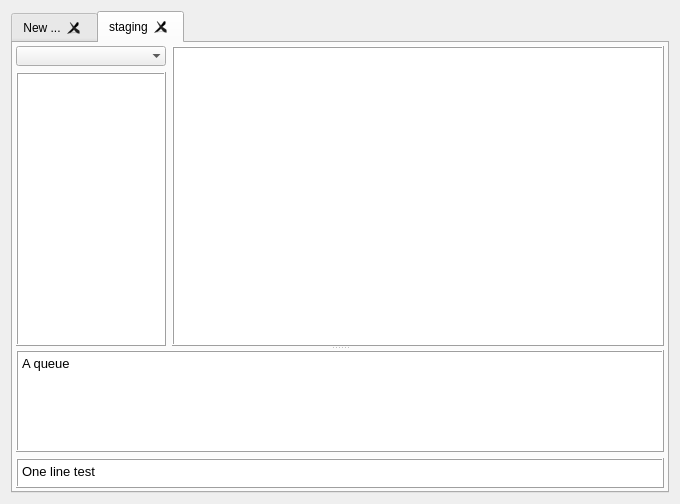
Old version of the form dibi/dibi.ui in the repository janza/dibi.
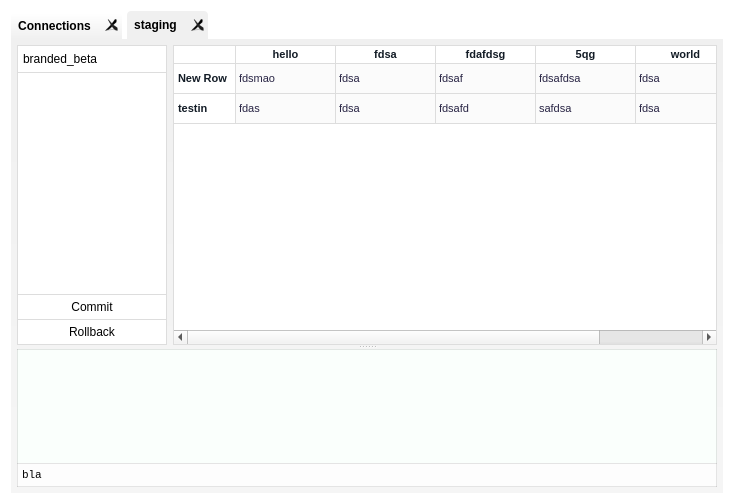
New version of the form. The open tabs and pages were chosen to show the change. Icons and pictures are not drawn.

The edit to the form file:
```diff
--- a/dibi/dibi.ui
+++ b/dibi/dibi.ui
@@ -6,16 +6,78 @@
    <rect>
     <x>0</x>
     <y>0</y>
-    <width>680</width>
+    <width>734</width>
     <height>504</height>
    </rect>
   </property>
+  <property name="font">
+   <font>
+    <family>Inter</family>
+   </font>
+  </property>
+  <property name="contextMenuPolicy">
+   <enum>Qt::DefaultContextMenu</enum>
+  </property>
   <property name="windowTitle">
    <string>Form</string>
   </property>
+  <property name="styleSheet">
+   <string notr="true">#main {
+background: #fff
+}
+
+</string>
+  </property>
   <layout class="QHBoxLayout" name="horizontalLayout">
    <item>
     <widget class="QTabWidget" name="tabs">
+     <property name="font">
+      <font>
+       <weight>75</weight>
+       <bold>true</bold>
+      </font>
+     </property>
+     <property name="autoFillBackground">
+      <bool>false</bool>
+     </property>
+     <property name="styleSheet">
+      <string notr="true">
+#tabs QTabBar::tab-bar {
+alignment: left;
+}
+
+#tabs QTabBar::close-button {
+ left: -10px;
+    subcontrol-origin: content;
+	image: url(:/icons/rollback.png);
+width: 14px;
+height: 14px;
+}
+
+#tabs QTabBar::tab {
+border-top-left-radius: 4px;
+border-top-right-radius: 4px;
+border: none;
+padding: 3px 7px;
+margin-right: 5px;
+    background: qlineargradient(x1: 0, y1: 0, x2: 0, y2: 1, stop: 1 #f0f0f0, stop: 0 #ffffff);
+box-shadow: 5px 5px #000;
+}
+
+#tabs QTabBar::tab:selected, 
+#tabs QTabBar::tab:hover {
+
+background: #f0f0f0;
+}
+QTabBar::tab:!selected {
+    margin-top: 2px; 
+}
+
+#tabs::pane {
+border: none;
+}
+</string>
+     </property>
      <property name="tabPosition">
       <enum>QTabWidget::North</enum>
      </property>
@@ -23,7 +85,16 @@
       <enum>QTabWidget::Rounded</enum>
      </property>
      <property name="currentIndex">
-      <number>0</number>
+      <number>1</number>
+     </property>
+     <property name="iconSize">
+      <size>
+       <width>12</width>
+       <height>12</height>
+      </size>
+     </property>
+     <property name="documentMode">
+      <bool>false</bool>
      </property>
      <property name="tabsClosable">
       <bool>true</bool>
@@ -36,7 +107,7 @@
      </property>
      <widget class="QWidget" name="new_connection">
       <attribute name="title">
-       <string>New ...</string>
+       <string>Connections</string>
       </attribute>
       <layout class="QGridLayout" name="gridLayout">
        <item row="0" column="1">
@@ -266,28 +337,42 @@
        </item>
       </layout>
      </widget>
-     <widget class="QWidget" name="connection_0">
+     <widget class="QWidget" name="connection_tab">
+      <property name="styleSheet">
+       <string notr="true">#connection_tab {
+background: qlineargradient(x1: 0, y1: 0, x2: 0, y2: 1, stop: 0.9 #f5f5f5, stop: 0 #f0f0f0);
+}</string>
+      </property>
       <attribute name="title">
        <string>staging</string>
       </attribute>
       <layout class="QHBoxLayout" name="horizontalLayout_2">
        <property name="spacing">
-        <number>3</number>
+        <number>6</number>
        </property>
        <property name="leftMargin">
-        <number>3</number>
+        <number>6</number>
        </property>
        <property name="topMargin">
-        <number>3</number>
+        <number>6</number>
        </property>
        <property name="rightMargin">
-        <number>3</number>
+        <number>6</number>
        </property>
        <property name="bottomMargin">
-        <number>3</number>
+        <number>6</number>
        </property>
        <item>
         <widget class="QSplitter" name="main_splitter">
+         <property name="styleSheet">
+          <string notr="true">QSplitter::handle {
+    image: none;
+}
+
+QSplitter::handle:pressed {
+    image: none;
+}</string>
+         </property>
          <property name="lineWidth">
           <number>0</number>
          </property>
@@ -303,10 +388,46 @@
             <enum>QLayout::SetDefaultConstraint</enum>
            </property>
            <item>
+            <widget class="QWidget" name="tables_and_buttons" native="true">
+             <property name="minimumSize">
+              <size>
+               <width>100</width>
+               <height>0</height>
+              </size>
+             </property>
+             <property name="maximumSize">
+              <size>
+               <width>150</width>
+               <height>16777215</height>
+              </size>
+             </property>
+             <property name="styleSheet">
+              <string notr="true">QPushButton {
+background: rgba(255,255,255,1);
+border: 1px solid #ddd;
+border-top: none;
+height: 24px;
+}</string>
+             </property>
             <layout class="QVBoxLayout" name="dataviews">
+              <property name="spacing">
+               <number>0</number>
+              </property>
              <property name="sizeConstraint">
               <enum>QLayout::SetMinAndMaxSize</enum>
              </property>
+              <property name="leftMargin">
+               <number>0</number>
+              </property>
+              <property name="topMargin">
+               <number>0</number>
+              </property>
+              <property name="rightMargin">
+               <number>0</number>
+              </property>
+              <property name="bottomMargin">
+               <number>0</number>
+              </property>
              <item>
               <widget class="QComboBox" name="comboBox">
                <property name="maximumSize">
@@ -315,9 +436,35 @@
                  <height>16777215</height>
                 </size>
                </property>
+                <property name="cursor">
+                 <cursorShape>PointingHandCursor</cursorShape>
+                </property>
+                <property name="styleSheet">
+                 <string notr="true">QComboBox {
+    background: #fff;
+    border: none;
+border: 1px solid #ddd;
+padding: 5px;
+}
+
+QComboBox::drop-down {
+    border: none;
+}
+</string>
+                </property>
                <property name="frame">
                 <bool>false</bool>
                </property>
+                <item>
+                 <property name="text">
+                  <string>branded_beta</string>
+                 </property>
+                </item>
+                <item>
+                 <property name="text">
+                  <string>insidedhq</string>
+                 </property>
+                </item>
               </widget>
              </item>
              <item>
@@ -334,8 +481,15 @@
                  <height>16777215</height>
                 </size>
                </property>
+                <property name="styleSheet">
+                 <string notr="true">QListView {
+background: rgba(255,255,255,1);
+border: 1px solid #ddd;
+border-top: none;
+}</string>
+                </property>
                <property name="frameShape">
-                <enum>QFrame::Box</enum>
+                 <enum>QFrame::NoFrame</enum>
                </property>
                <property name="frameShadow">
                 <enum>QFrame::Raised</enum>
@@ -354,10 +508,55 @@
                </property>
               </widget>
              </item>
-            </layout>
+              <item>
+               <widget class="QPushButton" name="pushButton_2">
+                <property name="styleSheet">
+                 <string notr="true"/>
+                </property>
+                <property name="text">
+                 <string>Commit</string>
+                </property>
+                <property name="icon">
+                 <iconset resource="resources.qrc">
+                  <normaloff>:/icons/commit.png</normaloff>:/icons/commit.png</iconset>
+                </property>
+               </widget>
+              </item>
+              <item>
+               <widget class="QPushButton" name="pushButton_3">
+                <property name="text">
+                 <string>Rollback</string>
+                </property>
+                <property name="icon">
+                 <iconset resource="resources.qrc">
+                  <normaloff>:/icons/rollback.png</normaloff>:/icons/rollback.png</iconset>
+                </property>
+               </widget>
+              </item>
+             </layout>
+            </widget>
            </item>
            <item>
-            <widget class="QTableView" name="tableView">
+            <widget class="QStackedWidget" name="stackedWidget">
+             <property name="currentIndex">
+              <number>0</number>
+             </property>
+             <widget class="QWidget" name="tablepage">
+              <layout class="QHBoxLayout" name="horizontalLayout_3">
+               <property name="leftMargin">
+                <number>0</number>
+               </property>
+               <property name="topMargin">
+                <number>0</number>
+               </property>
+               <property name="rightMargin">
+                <number>0</number>
+               </property>
+               <property name="bottomMargin">
+                <number>0</number>
+               </property>
+               <item>
+                <widget class="QTableWidget" name="tableWidget">
              <property name="sizePolicy">
               <sizepolicy hsizetype="Expanding" vsizetype="Expanding">
                <horstretch>1</horstretch>
@@ -370,31 +569,320 @@
                <height>300</height>
               </size>
              </property>
+                 <property name="font">
+                  <font>
+                   <pointsize>8</pointsize>
+                  </font>
+                 </property>
+                 <property name="styleSheet">
+                  <string notr="true">QTableWidget {
+    background: rgba(255,255,255,1);
+    color: #272343;
+border: 1px solid #ddd;
+    selection-background-color: #131C26;
+    selection-color: #fff;
+font-size: 8pt;
+}
+
+QTableWidget QTableCornerButton::section,
+QTableWidget QHeaderView,
+QTableWidget QHeaderView::section
+{
+    color: #131C26;
+font-size: 8pt;
+    background: rgba(255,255,255,1);
+}
+
+QHeaderView::section {
+    border-style: none;
+
+}
+
+QTableWidget QTableCornerButton::section {
+    /* background: #272343; */
+    border-style: none;
+    border-bottom: 1px solid #ddd;
+    border-right: 1px solid #ddd;
+}
+
+QTableWidget QHeaderView {
+    font-weight: bold;
+border-radius: 10px;
+}
+
+QTableWidget QHeaderView::section:selected {
+    background: #fff;
+}
+
+QTableWidget QHeaderView::section:checked {
+    background: transparent;
+}
+
+QTableWidget QHeaderView::section:hover:!selected {
+    background: #fff;
+}
+
+QTableWidget QHeaderView::section::item {
+    padding: 0 4px;
+}
+
+QHeaderView::section:vertical::item {
+    border-bottom: 1px solid #ddd;
+}
+
+QHeaderView::section:horizontal::item {
+    border-right: 1px solid #ddd;
+}
+
+QTableWidget QHeaderView::item {
+    color: #131C26;
+    font-weight: bold;
+    text-align: right;
+    padding: 0 4px;
+}
+
+QTableWidget QHeaderView::item:hover:!selected {
+    background: rgba(250,250,250,0.8);
+}
+
+QTableWidget QHeaderView::item:active {
+    background: rgba(250,250,250,0.8);
+}
+
+QTableWidget QHeaderView::item:active {
+    background: rgba(250,250,250,0.8);
+}
+
+QTableWidget::item {
+    border-right: 1px solid #ddd;
+    border-bottom: 1px solid #ddd;
+    color: #272343;
+    background: rgba(250,250,250,0.9);
+}
+
+QTableWidget::item:hover {
+    background: rgba(250,250,250,1);
+}
+
+QTableWidget::item:selected:!active {
+    color: #fff;
+    background: rgba(250,250,250,1);
+}
+
+QTableWidget::item:focus {
+    color: #1B4060;
+    background-color: #fff;
+}
+
+QTableWidget::item:active {
+    color: #1B4060;
+    background-color: #fff;
+}
+
+QTableWidget::item:selected:active {
+    color: #fff;
+    background-color: #1B4060;
+}
+
+QTableWidget::item:selected {
+    color: #fff;
+    background-color: #1B4060;
+}
+
+</string>
+                 </property>
              <property name="frameShape">
-              <enum>QFrame::Box</enum>
+                  <enum>QFrame::NoFrame</enum>
              </property>
              <property name="frameShadow">
               <enum>QFrame::Raised</enum>
              </property>
+                 <property name="showGrid">
+                  <bool>false</bool>
+                 </property>
+                 <row>
+                  <property name="text">
+                   <string>New Row</string>
+                  </property>
+                 </row>
+                 <row>
+                  <property name="text">
+                   <string>testin</string>
+                  </property>
+                 </row>
+                 <column>
+                  <property name="text">
+                   <string>hello</string>
+                  </property>
+                 </column>
+                 <column>
+                  <property name="text">
+                   <string>fdsa</string>
+                  </property>
+                 </column>
+                 <column>
+                  <property name="text">
+                   <string>fdafdsg</string>
+                  </property>
+                 </column>
+                 <column>
+                  <property name="text">
+                   <string>5qg</string>
+                  </property>
+                 </column>
+                 <column>
+                  <property name="text">
+                   <string>world</string>
+                  </property>
+                 </column>
+                 <item row="0" column="0">
+                  <property name="text">
+                   <string>fdsmao</string>
+                  </property>
+                 </item>
+                 <item row="0" column="1">
+                  <property name="text">
+                   <string>fdsa</string>
+                  </property>
+                 </item>
+                 <item row="0" column="2">
+                  <property name="text">
+                   <string>fdsaf</string>
+                  </property>
+                 </item>
+                 <item row="0" column="3">
+                  <property name="text">
+                   <string>fdsafdsa</string>
+                  </property>
+                 </item>
+                 <item row="0" column="4">
+                  <property name="text">
+                   <string>fdsa</string>
+                  </property>
+                 </item>
+                 <item row="1" column="0">
+                  <property name="text">
+                   <string>fdas</string>
+                  </property>
+                 </item>
+                 <item row="1" column="1">
+                  <property name="text">
+                   <string>fdsa</string>
+                  </property>
+                 </item>
+                 <item row="1" column="2">
+                  <property name="text">
+                   <string>fdsafd</string>
+                  </property>
+                 </item>
+                 <item row="1" column="3">
+                  <property name="text">
+                   <string>safdsa</string>
+                  </property>
+                 </item>
+                 <item row="1" column="4">
+                  <property name="text">
+                   <string>fdsa</string>
+                  </property>
+                 </item>
+                </widget>
+               </item>
+              </layout>
+             </widget>
+             <widget class="QWidget" name="editpage">
+              <layout class="QVBoxLayout" name="verticalLayout_3">
+               <property name="leftMargin">
+                <number>0</number>
+               </property>
+               <property name="topMargin">
+                <number>0</number>
+               </property>
+               <property name="rightMargin">
+                <number>0</number>
+               </property>
+               <property name="bottomMargin">
+                <number>0</number>
+               </property>
+               <item>
+                <widget class="QPlainTextEdit" name="plainTextEdit">
+                 <property name="styleSheet">
+                  <string notr="true">border: 1px solid #ddd;</string>
+                 </property>
+                 <property name="frameShape">
+                  <enum>QFrame::NoFrame</enum>
+                 </property>
+                 <property name="frameShadow">
+                  <enum>QFrame::Plain</enum>
+                 </property>
+                </widget>
+               </item>
+               <item>
+                <layout class="QHBoxLayout" name="horizontalLayout_5">
+                 <item>
+                  <spacer name="horizontalSpacer_4">
+                   <property name="orientation">
+                    <enum>Qt::Horizontal</enum>
+                   </property>
+                   <property name="sizeHint" stdset="0">
+                    <size>
+                     <width>40</width>
+                     <height>20</height>
+                    </size>
+                   </property>
+                  </spacer>
+                 </item>
+                 <item>
+                  <widget class="QPushButton" name="pushButton_5">
+                   <property name="text">
+                    <string>Save</string>
+                   </property>
+                  </widget>
+                 </item>
+                 <item>
+                  <widget class="QPushButton" name="pushButton_4">
+                   <property name="text">
+                    <string>Cancel</string>
+                   </property>
+                  </widget>
+                 </item>
+                </layout>
+               </item>
+              </layout>
+             </widget>
             </widget>
            </item>
           </layout>
          </widget>
          <widget class="QWidget" name="layoutWidget">
           <layout class="QVBoxLayout" name="verticalLayout_2">
+           <property name="spacing">
+            <number>0</number>
+           </property>
            <item>
             <widget class="QTextBrowser" name="textBrowser">
              <property name="maximumSize">
               <size>
                <width>16777215</width>
-               <height>137</height>
+               <height>16777215</height>
               </size>
              </property>
+             <property name="font">
+              <font>
+               <family>Monospace</family>
+               <pointsize>8</pointsize>
+              </font>
+             </property>
              <property name="toolTip">
               <string>Operation log</string>
              </property>
+             <property name="styleSheet">
+              <string notr="true">background: rgba(250,255,252,1);
+font-size: 8pt;
+border: 1px solid rgba(0,0,0,0.1);
+border-bottom: none</string>
+             </property>
              <property name="frameShape">
-              <enum>QFrame::Box</enum>
+              <enum>QFrame::NoFrame</enum>
              </property>
              <property name="frameShadow">
               <enum>QFrame::Raised</enum>
@@ -403,8 +891,8 @@
               <string>&lt;!DOCTYPE HTML PUBLIC &quot;-//W3C//DTD HTML 4.0//EN&quot; &quot;http://www.w3.org/TR/REC-html40/strict.dtd&quot;&gt;
 &lt;html&gt;&lt;head&gt;&lt;meta name=&quot;qrichtext&quot; content=&quot;1&quot; /&gt;&lt;style type=&quot;text/css&quot;&gt;
 p, li { white-space: pre-wrap; }
-&lt;/style&gt;&lt;/head&gt;&lt;body style=&quot; font-family:'Inter'; font-size:10pt; font-weight:400; font-style:normal;&quot;&gt;
-&lt;p style=&quot; margin-top:0px; margin-bottom:0px; margin-left:0px; margin-right:0px; -qt-block-indent:0; text-indent:0px;&quot;&gt;&lt;span style=&quot; font-family:'Inter';&quot;&gt;A queue&lt;/span&gt;&lt;/p&gt;&lt;/body&gt;&lt;/html&gt;</string>
+&lt;/style&gt;&lt;/head&gt;&lt;body style=&quot; font-family:'Monospace'; font-size:8pt; font-weight:400; font-style:normal;&quot;&gt;
+&lt;p style=&quot;-qt-paragraph-type:empty; margin-top:0px; margin-bottom:0px; margin-left:0px; margin-right:0px; -qt-block-indent:0; text-indent:0px; font-size:10pt;&quot;&gt;&lt;br /&gt;&lt;/p&gt;&lt;/body&gt;&lt;/html&gt;</string>
              </property>
             </widget>
            </item>
@@ -413,7 +901,7 @@
              <property name="maximumSize">
               <size>
                <width>16777215</width>
-               <height>30</height>
+               <height>24</height>
               </size>
              </property>
              <property name="baseSize">
@@ -422,11 +910,26 @@
                <height>30</height>
               </size>
              </property>
+             <property name="font">
+              <font>
+               <family>monospace</family>
+               <pointsize>8</pointsize>
+              </font>
+             </property>
              <property name="toolTip">
               <string>Enter your queries here</string>
              </property>
+             <property name="styleSheet">
+              <string notr="true">QTextEdit {
+font-family: monospace;
+background: rgba(255,255,255,0.8);
+border: none;
+border: 1px solid rgba(0,0,0,0.1);
+font-size: 8pt;
+}</string>
+             </property>
              <property name="frameShape">
-              <enum>QFrame::Box</enum>
+              <enum>QFrame::NoFrame</enum>
              </property>
              <property name="frameShadow">
               <enum>QFrame::Raised</enum>
@@ -435,8 +938,8 @@
               <string>&lt;!DOCTYPE HTML PUBLIC &quot;-//W3C//DTD HTML 4.0//EN&quot; &quot;http://www.w3.org/TR/REC-html40/strict.dtd&quot;&gt;
 &lt;html&gt;&lt;head&gt;&lt;meta name=&quot;qrichtext&quot; content=&quot;1&quot; /&gt;&lt;style type=&quot;text/css&quot;&gt;
 p, li { white-space: pre-wrap; }
-&lt;/style&gt;&lt;/head&gt;&lt;body style=&quot; font-family:'Inter'; font-size:10pt; font-weight:400; font-style:normal;&quot;&gt;
-&lt;p style=&quot; margin-top:0px; margin-bottom:0px; margin-left:0px; margin-right:0px; -qt-block-indent:0; text-indent:0px;&quot;&gt;&lt;span style=&quot; font-family:'Inter';&quot;&gt;One line test&lt;/span&gt;&lt;/p&gt;&lt;/body&gt;&lt;/html&gt;</string>
+&lt;/style&gt;&lt;/head&gt;&lt;body style=&quot; font-family:'monospace'; font-size:8pt; font-weight:400; font-style:normal;&quot;&gt;
+&lt;p style=&quot; margin-top:0px; margin-bottom:0px; margin-left:0px; margin-right:0px; -qt-block-indent:0; text-indent:0px;&quot;&gt;bla&lt;/p&gt;&lt;/body&gt;&lt;/html&gt;</string>
              </property>
             </widget>
            </item>
```
Left out of the diff: 350 changed lines with no effect on the pictures. Lines whose indentation alone changed are shown as unchanged.
